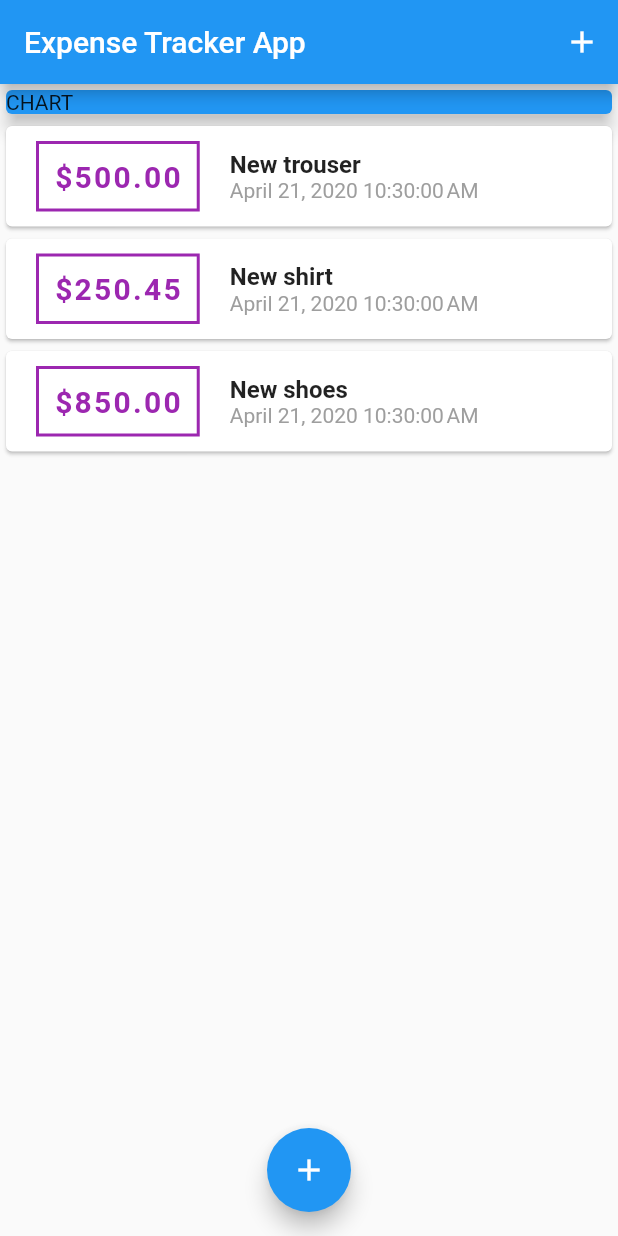
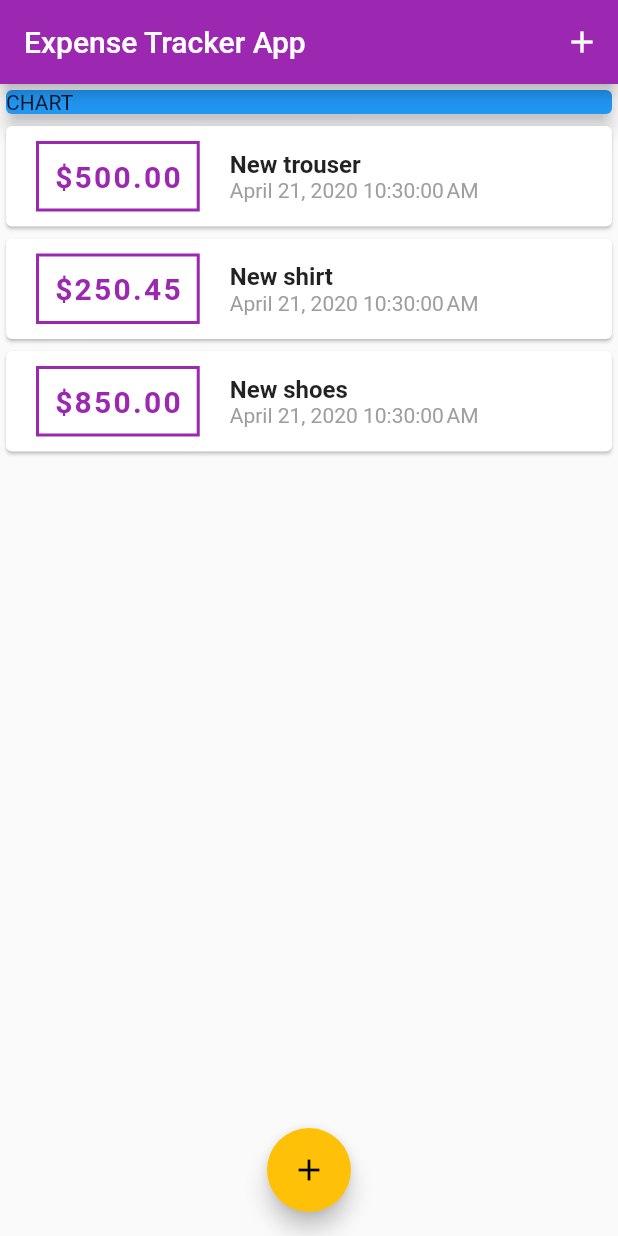
Before and after one commit to Isaacobuya5/expense_tracker_mobileapp, a Flutter app: the screen it shows after launch, on a phone screen of 412 x 824 dp. Run offline on Flutter 3.47's test engine with Material 2 defaults, Android fonts, the phone set to English and light mode, and no system bars.

Commit message:
set the theme primary and accent colors

```diff
--- a/lib/main.dart
+++ b/lib/main.dart
@@ -14,7 +14,8 @@ class MyApp extends StatelessWidget {
     return MaterialApp(
       title: 'Flutter Demo',
       theme: ThemeData(
-        primarySwatch: Colors.blue,
+        primarySwatch: Colors.purple,
+        accentColor: Colors.amber
       ),
       home: MyHomePage(),
     );
--- a/lib/widgets/transaction_list.dart
+++ b/lib/widgets/transaction_list.dart
@@ -25,12 +25,14 @@ class TransactionList extends StatelessWidget {
                     ),
                     padding: EdgeInsets.all(10.0),
                     decoration: BoxDecoration(
-                      border: Border.all(width: 2, color: Colors.purple, style: BorderStyle.solid)
+                      border: Border.all(width: 2,
+                      color: Theme.of(context).primaryColor,
+                      style: BorderStyle.solid)
                     ),
                     child: Text(
                        '\$${transactions[index].amount.toStringAsFixed(2)}',
                       style: TextStyle(
-                        color: Colors.purple,
+                        color: Theme.of(context).primaryColor,
                         fontSize: 20.0,
                         fontWeight: FontWeight.bold,
                         letterSpacing: 1.5
```
